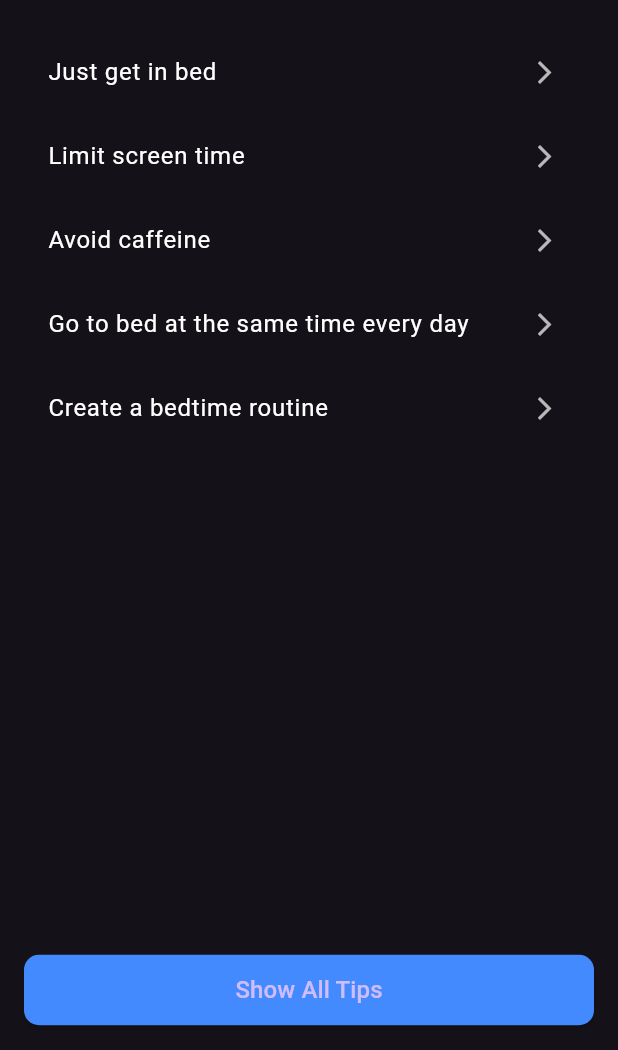
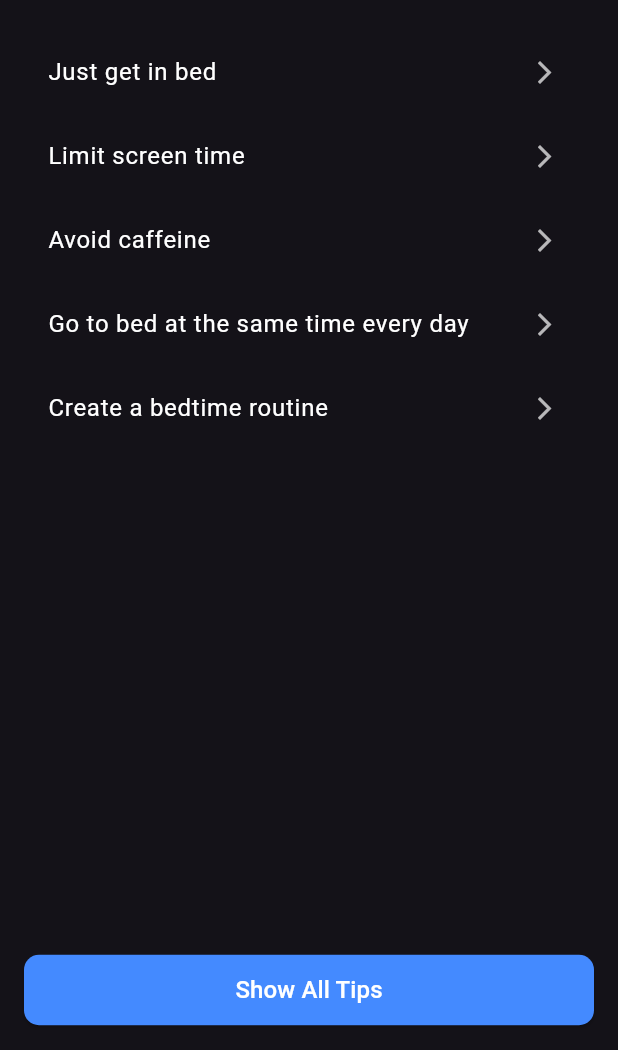
Before and after one commit to 93cgutierrez/sleepDev, a Flutter app: the HomeScreen screen opened by its route, after a tap on the "tips and updates" icon, on a phone screen of 412 x 824 dp, the part 186-1236 px from its top. Run offline on Flutter 3.47's test engine with Material 3 defaults, Android fonts, the phone set to English and light mode, and no system bars; our stand-ins replace fl_chart; network calls fail.

Commit message:
initial commit

```diff
--- a/lib/main.dart
+++ b/lib/main.dart
@@ -20,7 +20,7 @@ class SleepApp extends StatelessWidget {
   Widget build(BuildContext context) {
     return MaterialApp(
       debugShowCheckedModeBanner: false,
-      title: 'Sleep App',
+      title: 'Sleep Dev',
       theme: ThemeData.dark(),
       initialRoute: '/',
       routes: {
--- a/lib/screen/home_screen.dart
+++ b/lib/screen/home_screen.dart
@@ -1,6 +1,8 @@
 import 'package:flutter/material.dart';
 import 'package:fl_chart/fl_chart.dart';
 import 'dart:math';
+
+import 'package:sleep_dev/widget/sleep_chart.dart';
 
 class HomeScreen extends StatefulWidget {
   const HomeScreen({super.key});
@@ -114,27 +116,23 @@ class _HomeScreenState extends State<HomeScreen> {
                 color: Colors.grey[900],
                 borderRadius: BorderRadius.circular(10),
               ),
-              child: LineChart(
-                LineChartData(
-                  gridData: FlGridData(show: false),
-                  titlesData: FlTitlesData(show: false),
-                  borderData: FlBorderData(show: false),
-                  lineBarsData: [
-                    LineChartBarData(
-                      spots: sleepData,
-                      isCurved: true,
-                      color: Colors.blueAccent,
-                      barWidth: 3,
-                      isStrokeCapRound: true,
-                      belowBarData: BarAreaData(show: false),
-                    ),
-                  ],
-                ),
-              ),
+              child: SleepChart(sleepData: sleepData),
             ),
 
             const SizedBox(height: 20),
 
+            //show details
+            Align(
+              alignment: Alignment.centerRight,
+              child: TextButton(
+                  onPressed: () {
+                    Navigator.pushNamed(context, '/sleep-detail');
+                  },
+                  child: const Text("Show Details",
+                      style:
+                          TextStyle(fontSize: 16, color: Colors.blueAccent))),
+            ),
+            const SizedBox(height: 10),
             // Horario de sueño
             const Text(
               "Your Schedule",
@@ -164,9 +162,11 @@ class _HomeScreenState extends State<HomeScreen> {
               onPressed: _showActivityLog,
               child: const Center(
                 child: Text("Show All Health Data",
-                    style: TextStyle(fontSize: 16)),
+                    style: TextStyle(fontSize: 16, color: Colors.white)),
               ),
             ),
+
+            const SizedBox(height: 20),
           ],
         ),
       ),
--- a/lib/screen/sleep_tips_screen.dart
+++ b/lib/screen/sleep_tips_screen.dart
@@ -53,8 +53,8 @@ class SleepTipsScreen extends StatelessWidget {
                 onPressed: () {
                   // Acción para ver más tips
                 },
-                child:
-                    const Text("Show All Tips", style: TextStyle(fontSize: 16)),
+                child: const Text("Show All Tips",
+                    style: TextStyle(fontSize: 16, color: Colors.white)),
               ),
             ),
           ],
--- /dev/null
+++ b/lib/widget/sleep_chart.dart
@@ -0,0 +1,102 @@
+import 'package:flutter/material.dart';
+import 'package:fl_chart/fl_chart.dart';
+
+class SleepChart extends StatefulWidget {
+  final List<FlSpot> sleepData;
+
+  const SleepChart({super.key, required this.sleepData});
+
+  @override
+  State<SleepChart> createState() => _SleepChartState();
+}
+
+class _SleepChartState extends State<SleepChart> {
+  @override
+  Widget build(BuildContext context) {
+    return LineChart(
+      LineChartData(
+        gridData: FlGridData(show: false),
+        titlesData: FlTitlesData(
+          rightTitles: AxisTitles(
+              sideTitles: SideTitles(
+            showTitles: false,
+            reservedSize: 10,
+          )),
+          topTitles: AxisTitles(sideTitles: SideTitles(showTitles: false)),
+          leftTitles: AxisTitles(
+            sideTitles: SideTitles(
+              reservedSize: 50,
+              showTitles: true,
+              interval: 1.0,
+              getTitlesWidget: (value, meta) {
+                switch (value.toInt()) {
+                  case 0:
+                    return _textAxis("Short Nap");
+                  case 2:
+                    return _textAxis("Awake");
+                  case 4:
+                    return _textAxis("REM Sleep");
+                  case 6:
+                    return _textAxis("Light Sleep");
+                  case 8:
+                    return _textAxis("Deep Sleep");
+                  default:
+                    return Container();
+                }
+              },
+            ),
+          ),
+          bottomTitles: AxisTitles(
+            sideTitles: SideTitles(
+              reservedSize: 20,
+              showTitles: true,
+              interval: 1.0,
+              getTitlesWidget: (value, meta) {
+                switch (value.toInt()) {
+                  case 0:
+                    return _textAxis("Mon");
+                  case 1:
+                    return _textAxis("Tues");
+                  case 2:
+                    return _textAxis("Wed");
+                  case 3:
+                    return _textAxis("Thu");
+                  case 4:
+                    return _textAxis("Fri");
+                  case 5:
+                    return _textAxis("Sat");
+                  case 6:
+                    return _textAxis("Sun");
+                  default:
+                    return Container();
+                }
+              },
+            ),
+          ),
+        ),
+        borderData: FlBorderData(show: true),
+        lineBarsData: [
+          LineChartBarData(
+            spots: widget.sleepData,
+            isCurved: true,
+            color: Colors.blueAccent,
+            barWidth: 3,
+            isStrokeCapRound: true,
+            belowBarData: BarAreaData(show: true),
+          ),
+        ],
+      ),
+    );
+  }
+
+  // Widget para los textos del eje
+  Widget _textAxis(String text) {
+    return Padding(
+      padding: const EdgeInsets.all(4.0),
+      child: Text(
+        text,
+        style: const TextStyle(fontSize: 12, color: Colors.white),
+      ),
+    );
+  }
+}
```
Also changed, not shown: 1 other file.
